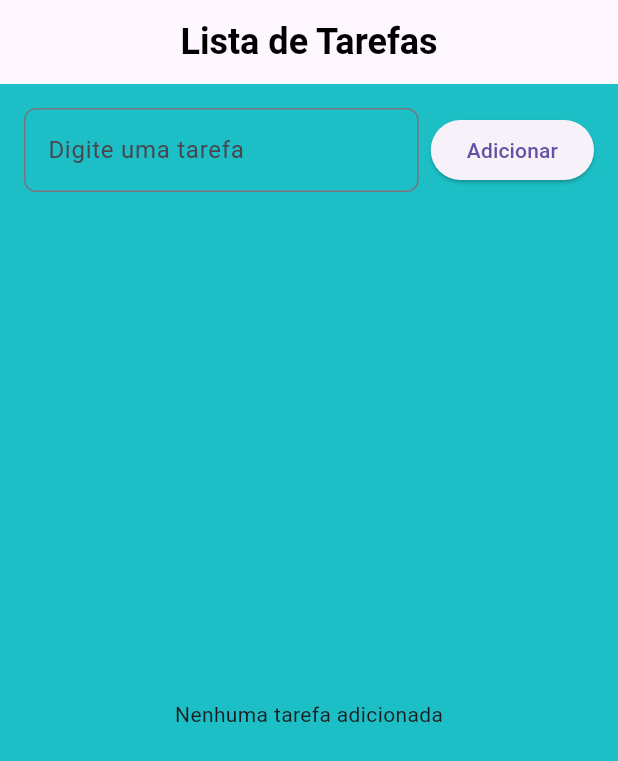
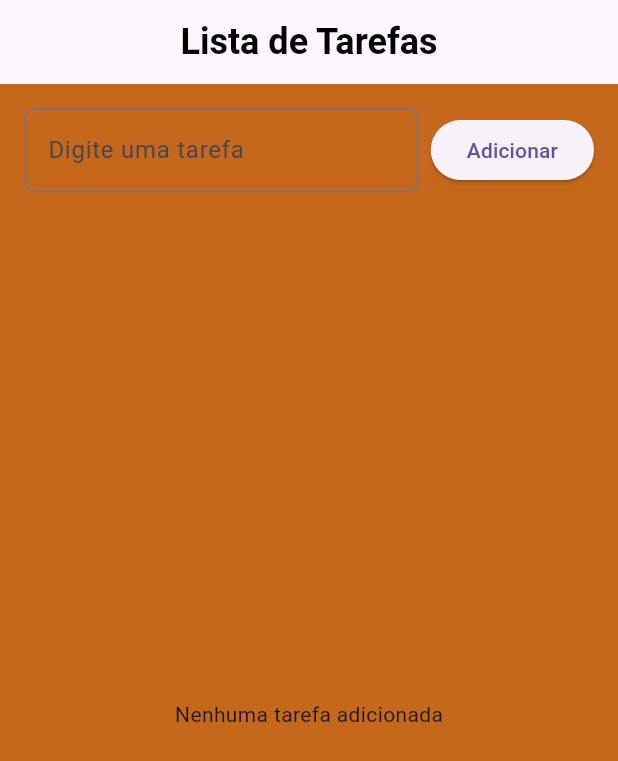
Before and after one commit to jp-devl/lista_tarefa-master, a Flutter app: the screen it shows after launch, on a phone screen of 412 x 824 dp. Shown: the top 761 px of the screen. Run offline on Flutter 3.47's test engine with Material 3 defaults, Android fonts, the phone set to English and light mode, and no system bars.

Commit message:
chore: auto-sync 2026-09-09 21:03:20

```diff
--- a/lib/main.dart
+++ b/lib/main.dart
@@ -11,7 +11,7 @@ class MainApp extends StatelessWidget {
   Widget build(BuildContext context) {
     return MaterialApp(
       theme: ThemeData(
-        scaffoldBackgroundColor: const Color.fromARGB(255, 28, 191, 197),
+        scaffoldBackgroundColor: const Color.fromARGB(255, 197, 104, 28),
       ),
       title: 'Lista de Tarefas',
       debugShowCheckedModeBanner: false,
```
